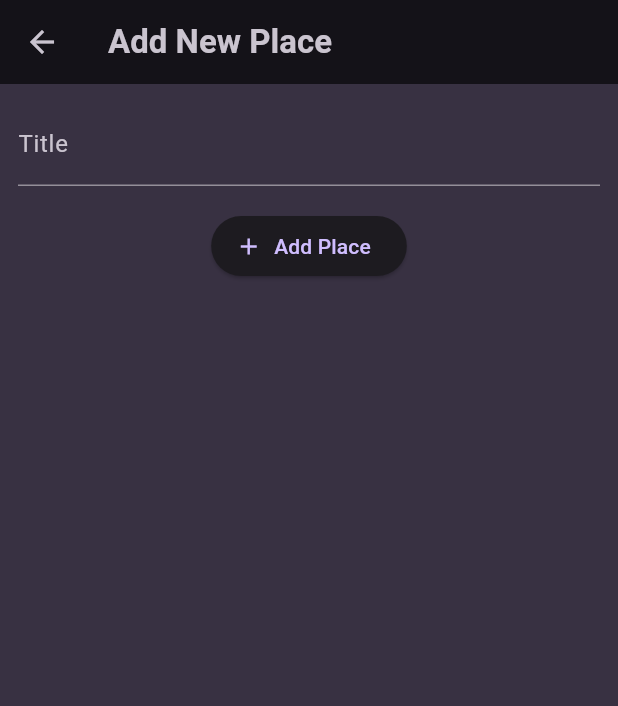
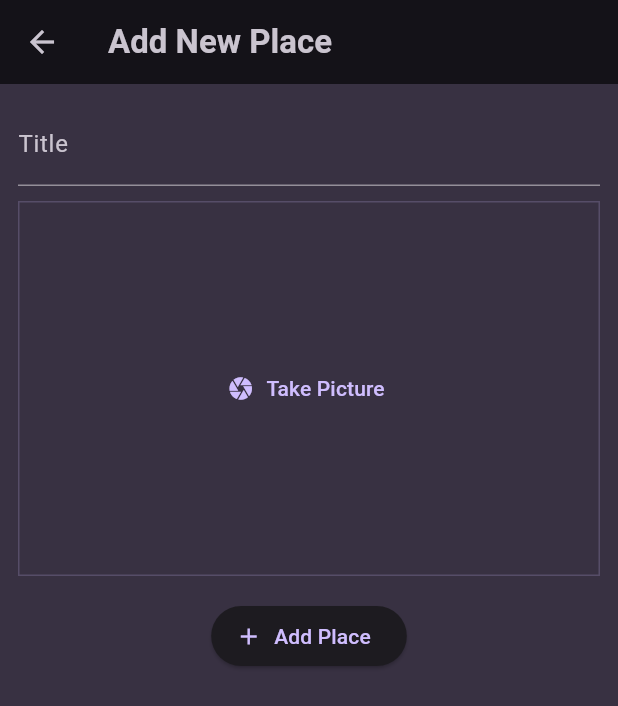
Before and after one commit to Zacchaeus23/favorite_places, a Flutter app: the AddPlaceScreen screen opened directly, on a phone screen of 412 x 824 dp. Shown: the top 706 px of the screen. Run offline on Flutter 3.47's test engine with Material 3 defaults, Android fonts, the phone set to English and light mode, and no system bars; our stand-ins replace flutter_riverpod, google_fonts, image_picker.

Commit message:
Working on the device camera

```diff
--- a/lib/screens/add_place.dart
+++ b/lib/screens/add_place.dart
@@ -1,4 +1,5 @@
 import 'package:favorite_places/providers/user_places.dart';
+import 'package:favorite_places/widgets/image_input.dart';
 import 'package:flutter/material.dart';
 import 'package:flutter_riverpod/flutter_riverpod.dart';
 
@@ -48,6 +49,11 @@ class _AddPlaceScreenState extends ConsumerState<AddPlaceScreen> {
               style: TextStyle(color: Theme.of(context).colorScheme.onSurfaceVariant),
             ),
             const SizedBox(
+              height: 10,
+            ),
+            //Image Input
+            ImageInput(),
+            const SizedBox(
               height: 16,
             ),
             ElevatedButton.icon(
--- /dev/null
+++ b/lib/widgets/image_input.dart
@@ -0,0 +1,54 @@
+import 'package:flutter/material.dart';
+import 'dart:io';
+import 'package:image_picker/image_picker.dart';
+
+class ImageInput extends StatefulWidget {
+  const ImageInput({super.key});
+
+  @override
+  State<ImageInput> createState() => _ImageInputState();
+}
+
+class _ImageInputState extends State<ImageInput> {
+  File? _selectedImage;
+
+  void _takePicture() async {
+    final imagePicker = ImagePicker();
+    final pickedImage = await imagePicker.pickImage(
+      source: ImageSource.camera,
+      maxWidth: 600,
+    );
+
+    if (pickedImage == null) {
+      return;
+    }
+
+    _selectedImage = File(pickedImage.path);
+  }
+
+  @override
+  Widget build(BuildContext context) {
+    Widget content = TextButton.icon(
+      onPressed: _takePicture,
+      label: const Text('Take Picture'),
+      icon: const Icon(Icons.camera),
+    );
+
+    if (_selectedImage != null) {
+      content = Image.file(_selectedImage!, fit: BoxFit.cover,);
+    }
+
+    return Container(
+      decoration: BoxDecoration(
+        border: Border.all(
+          width: 1,
+          color: Theme.of(context).colorScheme.primary.withOpacity(0.2),
+        ),
+      ),
+      height: 250,
+      width: double.infinity,
+      alignment: Alignment.center,
+      child: content,
+    );
+  }
+}
--- a/pubspec.yaml
+++ b/pubspec.yaml
@@ -39,6 +39,7 @@ dependencies:
   uuid: ^4.4.0
   riverpod: ^2.5.1
   flutter_riverpod: ^2.5.1
+  image_picker: ^1.1.2
 
 dev_dependencies:
   flutter_test:
```
Also changed, not shown: pubspec.lock, 6 other files.
